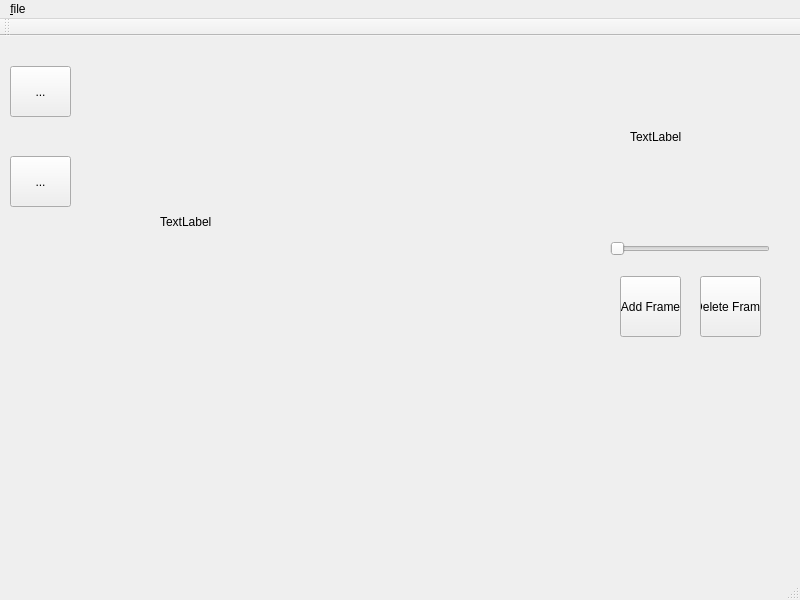
markusbuck/sprite-editor, file mainwindow.ui: the form before one commit.
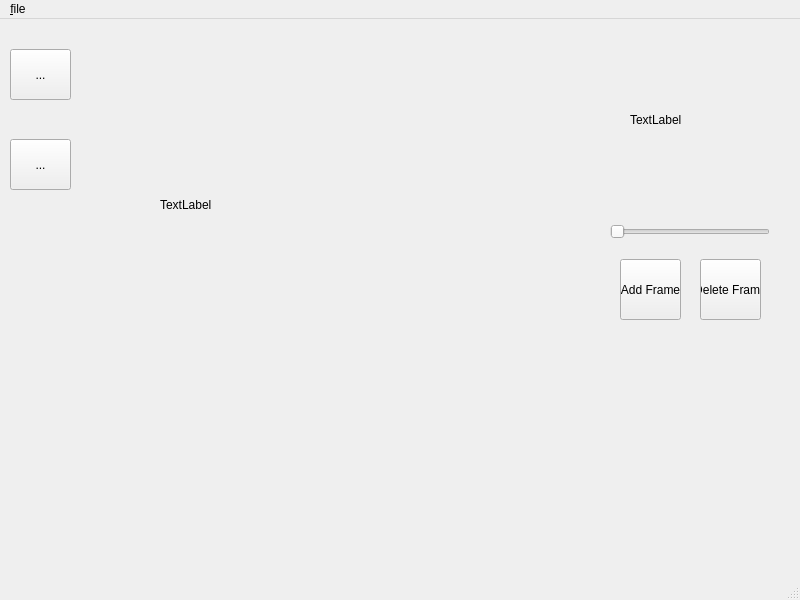
The form after the commit.

Patch:
```diff
--- a/mainwindow.ui
+++ b/mainwindow.ui
@@ -127,17 +127,6 @@
    <addaction name="menu_file"/>
   </widget>
   <widget class="QStatusBar" name="statusbar"/>
-  <widget class="QToolBar" name="toolBar">
-   <property name="windowTitle">
-    <string>toolBar</string>
-   </property>
-   <attribute name="toolBarArea">
-    <enum>TopToolBarArea</enum>
-   </attribute>
-   <attribute name="toolBarBreak">
-    <bool>false</bool>
-   </attribute>
-  </widget>
   <action name="action_save">
    <property name="text">
     <string>&amp;save as</string>
```
Left out of the diff: 2 changed lines with no effect on the pictures.
